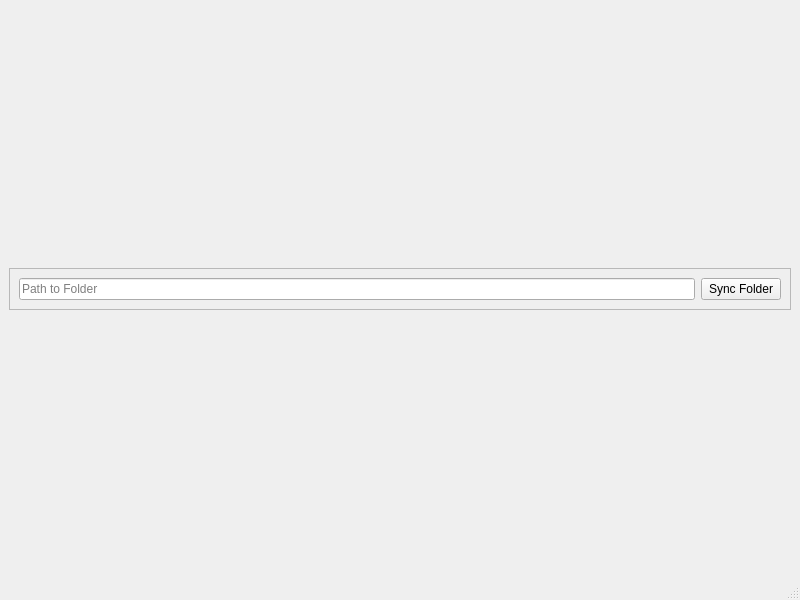
Qt form mainwindow.ui (TheUnrealDragon/DynaWall) before a commit.
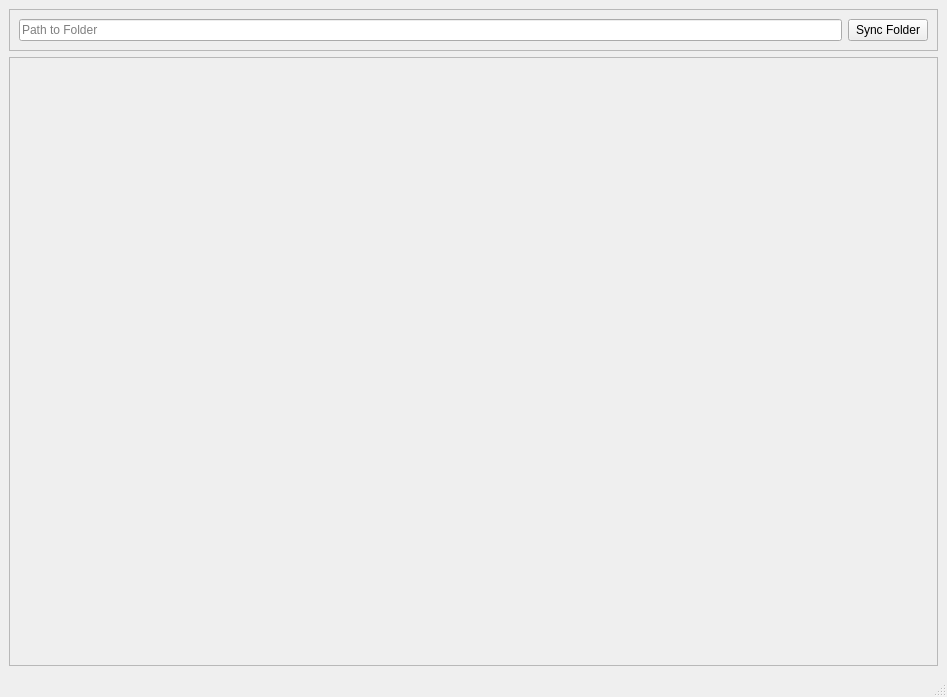
The same form after that commit.

What changed in the file:
```diff
--- a/mainwindow.ui
+++ b/mainwindow.ui
@@ -6,8 +6,8 @@
    <rect>
     <x>0</x>
     <y>0</y>
-    <width>800</width>
-    <height>600</height>
+    <width>947</width>
+    <height>697</height>
    </rect>
   </property>
   <property name="windowTitle">
@@ -48,7 +48,22 @@
      </widget>
     </item>
     <item row="1" column="0">
-     <layout class="QGridLayout" name="gridLayout_3"/>
+     <widget class="QScrollArea" name="scrollArea">
+      <property name="widgetResizable">
+       <bool>true</bool>
+      </property>
+      <widget class="QWidget" name="scrollAreaWidgetContents">
+       <property name="geometry">
+        <rect>
+         <x>0</x>
+         <y>0</y>
+         <width>931</width>
+         <height>572</height>
+        </rect>
+       </property>
+       <layout class="QGridLayout" name="gridLayout_3"/>
+      </widget>
+     </widget>
     </item>
    </layout>
   </widget>
```
Left out of the diff: 2 changed lines with no effect on the pictures.
